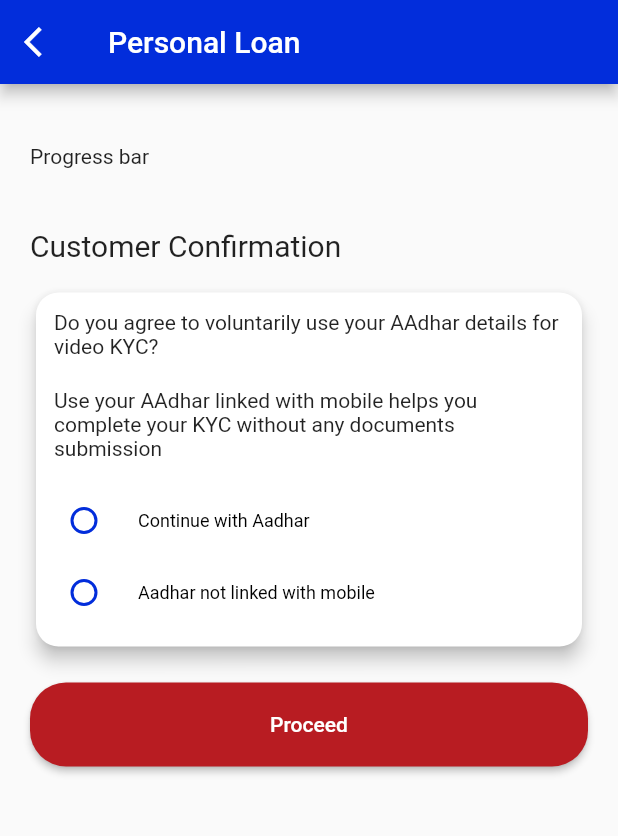
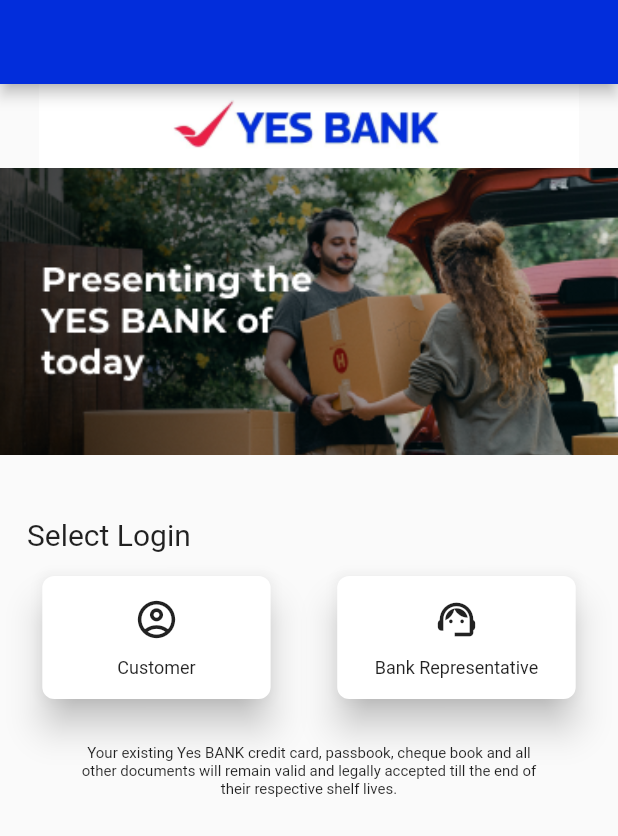
Before and after one commit to vaibhav7779/yesdemo, a Flutter app: the screen it shows after launch, on a phone screen of 412 x 824 dp. Shown: the top 836 px of the screen. Run offline on Flutter 3.47's test engine with Material 2 defaults, Android fonts, the phone set to English and light mode, and no system bars; our stand-ins replace cloud_firestore, firebase_auth, firebase_core; accounts and stored records are empty.

Commit message:
adde yesbank page

```diff
--- a/lib/main.dart
+++ b/lib/main.dart
@@ -4,6 +4,7 @@
 import 'package:flutter/material.dart';
 import 'package:sar/pages/common/adharConfirmation.dart';
 import 'package:sar/pages/common/preApproved.dart';
+import 'package:sar/pages/homePage.dart';
 
 void main() async {
   WidgetsFlutterBinding.ensureInitialized();
@@ -57,7 +58,7 @@
       //     return const HomePage();
       //   },
       // ),
-      home: CustomerConfirmation(),
+      home: HomePage(),
       // home: BasicInformation(),
       theme: ThemeData(
         // AppBar theme
--- /dev/null
+++ b/lib/pages/homePage.dart
@@ -0,0 +1,202 @@
+import 'package:flutter/material.dart';
+//import 'package:sar/pages/login.dart';
+
+class HomePage extends StatefulWidget {
+  const HomePage({super.key});
+
+  @override
+  State<HomePage> createState() => _HomePageState();
+}
+
+class _HomePageState extends State<HomePage> {
+  bool? check1 = false;
+
+  @override
+  Widget build(BuildContext context) {
+    return Scaffold(
+      appBar: AppBar(),
+      body: SingleChildScrollView(
+        child: Column(
+          mainAxisAlignment: MainAxisAlignment.spaceAround,
+          children: [
+            Container(
+              alignment: Alignment.center,
+              child: Image.asset(
+                'assets/Header.png',
+              ),
+            ),
+            Container(
+              alignment: Alignment.center,
+              child: Image.asset(
+                'assets/homePage.png',
+                height: 191,
+                width: double.infinity,
+                fit: BoxFit.cover,
+              ),
+            ),
+            Padding(
+              padding: const EdgeInsets.all(12),
+              child: Column(
+                mainAxisAlignment: MainAxisAlignment.spaceAround,
+                crossAxisAlignment: CrossAxisAlignment.start,
+                children: [
+                  const Center(
+                    child: Stack(
+                      children: <Widget>[
+                        // Container(
+                        //   height: 160.0,
+                        //   width: 170.0,
+                        //   alignment: Alignment.topLeft,
+                        //   child: const Padding(
+                        //     padding: EdgeInsets.fromLTRB(20, 20, 8, 8),
+                        //     child: Text(
+                        //       'Presenting the YES BANK of today',
+                        //       style: TextStyle(
+                        //           color: Colors.white,
+                        //           fontWeight: FontWeight.w700,
+                        //           fontSize: 20.0),
+                        //     ),
+                        //   ),
+                        // ),
+                        // Padding(
+                        //   padding: const EdgeInsets.only(top: 150.0, left: 20),
+                        //   child: SizedBox(
+                        //     width: 100,
+                        //     // height: 40,
+                        //     child: ElevatedButton(
+                        //       onPressed: () {},
+                        //       child: Text('Apply Now'),
+                        //       style: ElevatedButton.styleFrom(
+                        //           shape: RoundedRectangleBorder(
+                        //             borderRadius:
+                        //                 BorderRadius.circular(24), // <-- Radius
+                        //           ),
+                        //           backgroundColor:
+                        //               Color.fromARGB(230, 247, 181, 26),
+                        //           padding: EdgeInsets.only(top: 16, bottom: 16)),
+                        //     ),
+                        //   ),
+                        // ),
+                      ],
+                    ),
+                  ),
+                  const SizedBox(height: 30),
+                  const Padding(
+                    padding: EdgeInsets.only(left: 6.0),
+                    child: Text(
+                      "Select Login",
+                      style: TextStyle(
+                        fontSize: 20,
+                        fontWeight: FontWeight.w400,
+                      ),
+                    ),
+                  ),
+                  const SizedBox(
+                    height: 12.0,
+                  ),
+                  Row(
+                    mainAxisAlignment: MainAxisAlignment.spaceEvenly,
+                    children: [
+                      SizedBox(
+                        child: Card(
+                          elevation: 10,
+                          shape: RoundedRectangleBorder(
+                            borderRadius: BorderRadius.circular(8.0),
+                          ),
+                          child: const Column(
+                            children: [
+                              Padding(
+                                padding: EdgeInsets.symmetric(
+                                    horizontal: 50, vertical: 14),
+                                child: Column(
+                                  children: [
+                                    Icon(
+                                      Icons.account_circle_outlined,
+                                      size: 30,
+                                    ),
+                                    SizedBox(
+                                      height: 10,
+                                    ),
+                                    Text(
+                                      "Customer",
+                                      style: TextStyle(fontSize: 12),
+                                    )
+                                  ],
+                                ),
+                              ),
+                            ],
+                          ),
+                        ),
+                      ),
+                      const SizedBox(
+                        width: 12,
+                      ),
+                      SizedBox(
+                        child: Card(
+                          elevation: 10,
+                          shape: RoundedRectangleBorder(
+                            borderRadius: BorderRadius.circular(8.0),
+                          ),
+                          child: const Column(
+                            children: [
+                              Padding(
+                                padding: EdgeInsets.symmetric(
+                                    horizontal: 25, vertical: 14),
+                                child: Column(
+                                  children: [
+                                    Icon(Icons.support_agent, size: 30),
+                                    SizedBox(
+                                      height: 10,
+                                    ),
+                                    Text(
+                                      "Bank Representative",
+                                      style: TextStyle(fontSize: 12),
+                                    )
+                                  ],
+                                ),
+                              ),
+                            ],
+                          ),
+                        ),
+                      ),
+                    ],
+                  ),
+                  const SizedBox(
+                    height: 14,
+                  ),
+                ],
+              ),
+            ),
+            const Column(
+              mainAxisAlignment: MainAxisAlignment.center,
+              crossAxisAlignment: CrossAxisAlignment.center,
+              children: [
+                Text(
+                  "Your existing Yes BANK credit card, passbook, cheque book and all",
+                  style: TextStyle(
+                    fontSize: 10,
+                    fontWeight: FontWeight.w400,
+                  ),
+                ),
+                Text(
+                  "other documents will remain valid and legally accepted till the end of",
+                  style: TextStyle(
+                    fontSize: 10,
+                    fontWeight: FontWeight.w400,
+                  ),
+                ),
+                Text(
+                  "their respective shelf lives.",
+                  style: TextStyle(
+                    fontSize: 10,
+                    fontWeight: FontWeight.w400,
+                  ),
+                ),
+              ],
+            ),
+          ],
+        ),
+      ),
+    );
+  }
+}
```
Also changed, not shown: assets/Header.png (added), assets/homePage.png.
